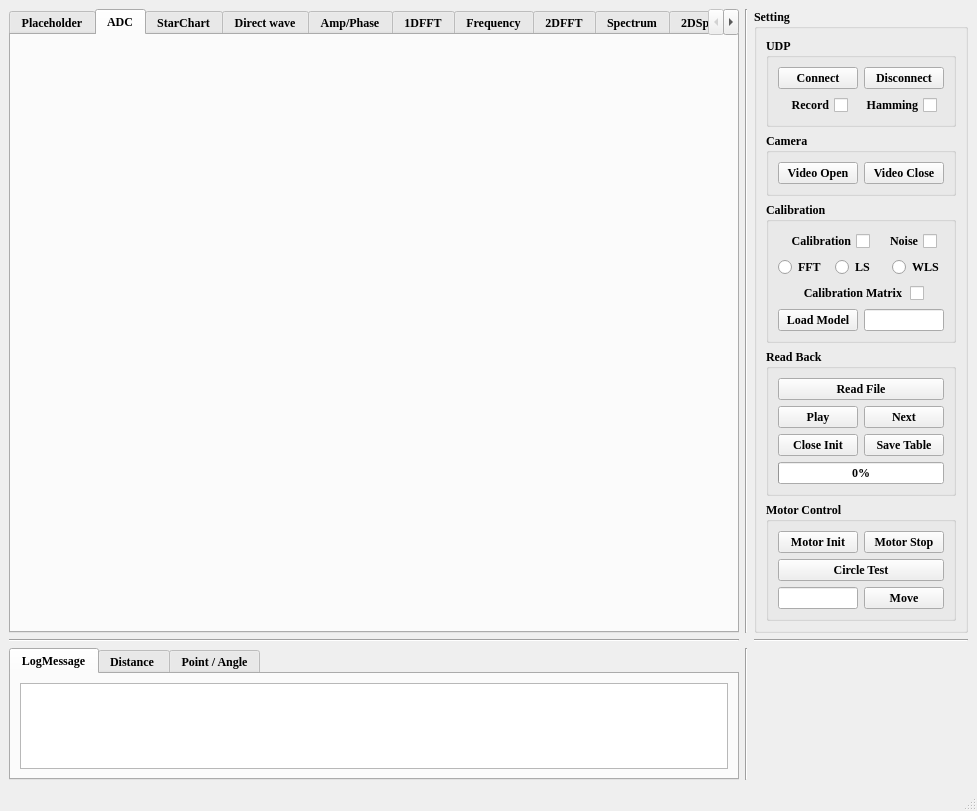
CruzeOliver/FMCW-Radar-GUI, file Radar_UDP.ui: the form before one commit.
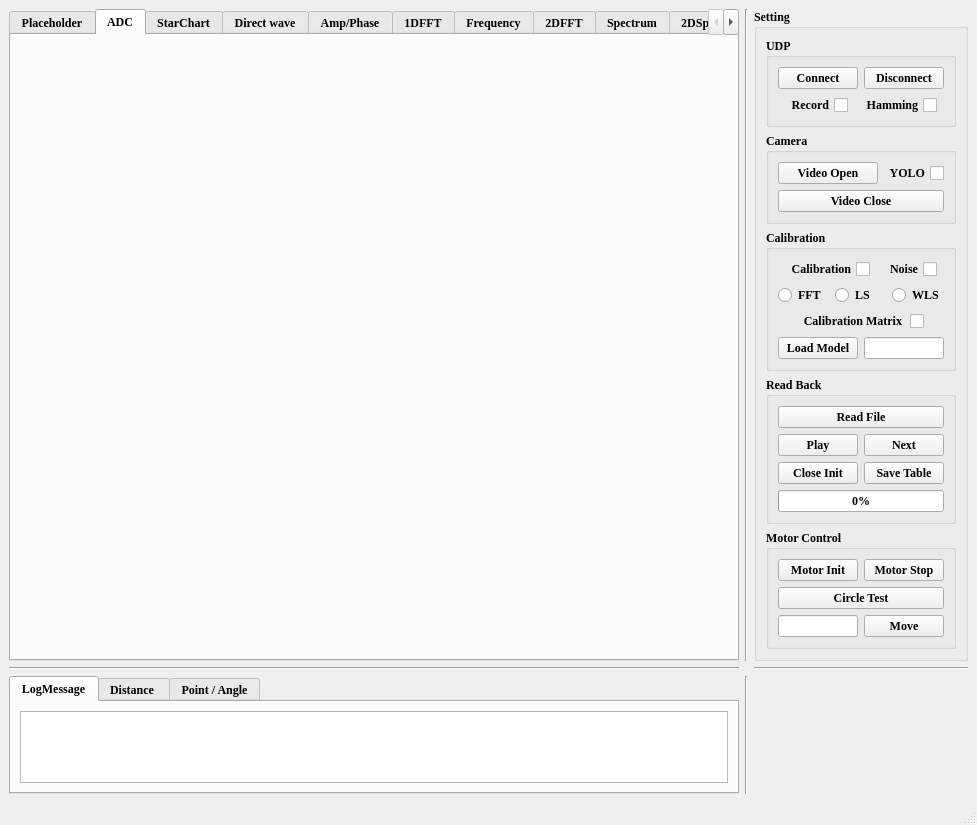
The form after the commit.

Commit message: feat：add checkbox_yolo

Diff of the .ui file:
```diff
--- a/Radar_UDP.ui
+++ b/Radar_UDP.ui
@@ -467,6 +467,35 @@
              </widget>
             </item>
             <item>
+             <widget class="QCheckBox" name="checkBox_yolo">
+              <property name="minimumSize">
+               <size>
+                <width>0</width>
+                <height>0</height>
+               </size>
+              </property>
+              <property name="maximumSize">
+               <size>
+                <width>60</width>
+                <height>16777215</height>
+               </size>
+              </property>
+              <property name="layoutDirection">
+               <enum>Qt::RightToLeft</enum>
+              </property>
+              <property name="text">
+               <string>YOLO</string>
+              </property>
+              <property name="checkable">
+               <bool>true</bool>
+              </property>
+             </widget>
+            </item>
+           </layout>
+          </item>
+          <item>
+           <layout class="QHBoxLayout" name="horizontalLayout_14">
+            <item>
              <widget class="QPushButton" name="pushButton_video_close">
               <property name="text">
                <string>Video Close</string>
```
Left out of the diff: 156 changed lines with no effect on the pictures. The commit also changes 1 other file.
